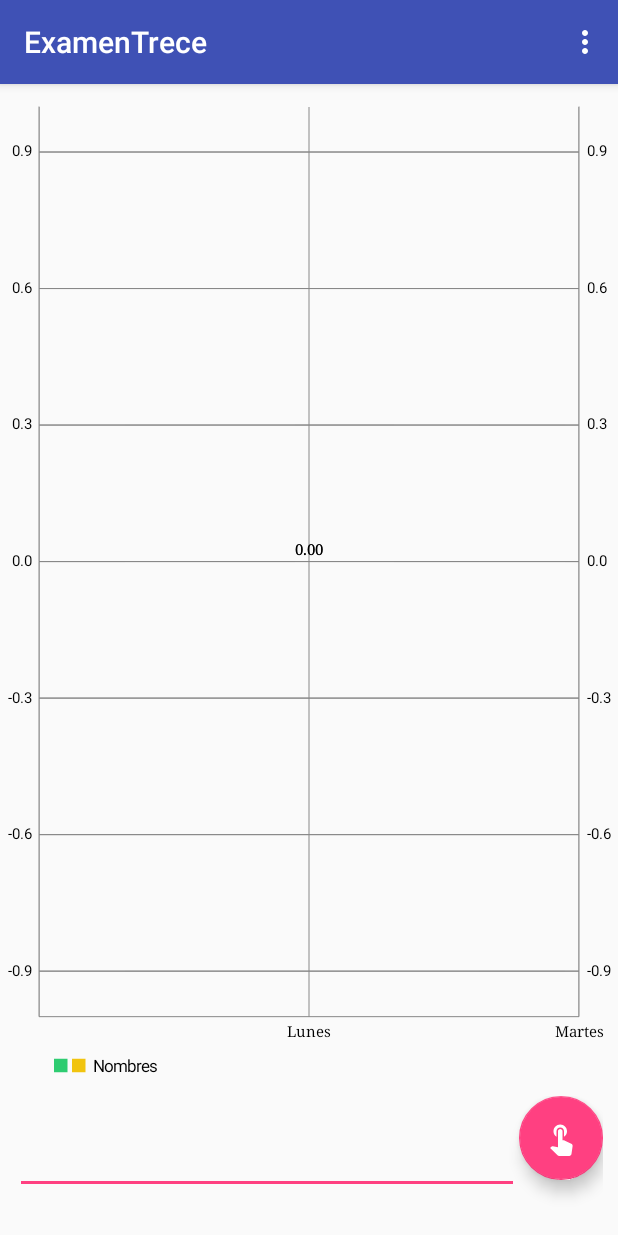
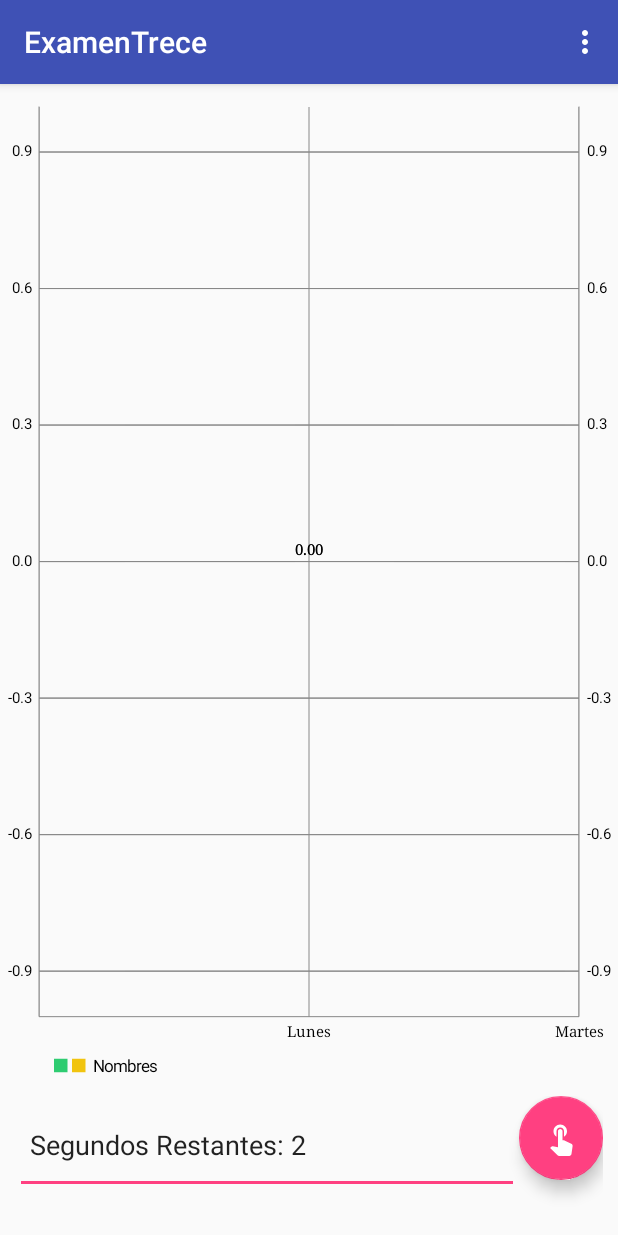
Before and after one commit to AlexisRoj/ExamenTrece, an Android app: the screen it shows after launch (MainActivity), in the options menu, after a tap on "Settings", on a phone screen of 412 x 824 dp. Run offline under Robolectric (Android 15) with nearby library versions, the phone set to English and light mode, and no system bars; our stand-ins replace AdMob; 1 statement that could not run was skipped.

```diff
--- a/app/build.gradle
+++ b/app/build.gradle
@@ -9,6 +9,7 @@ android {
         targetSdkVersion 25
         versionCode 1
         versionName "1.0"
+        multiDexEnabled = true
         testInstrumentationRunner "android.support.test.runner.AndroidJUnitRunner"
         vectorDrawables.useSupportLibrary = true
     }
@@ -28,6 +29,8 @@ dependencies {
     compile 'com.android.support:appcompat-v7:25.3.1'
     compile 'com.android.support.constraint:constraint-layout:1.0.2'
     compile 'com.android.support:design:25.3.1'
+    compile 'com.google.firebase:firebase-ads:9.0.0'
     testCompile 'junit:junit:4.12'
+    compile 'com.google.android.gms:play-services:9.0.0'
     compile project(':MPChartLib')
 }
--- a/app/src/main/java/com/innovagenesis/aplicaciones/android/examentrece/MainActivity.java
+++ b/app/src/main/java/com/innovagenesis/aplicaciones/android/examentrece/MainActivity.java
@@ -2,6 +2,7 @@ package com.innovagenesis.aplicaciones.android.examentrece;
 
 import android.graphics.Typeface;
 import android.os.Bundle;
+import android.os.CountDownTimer;
 import android.support.design.widget.FloatingActionButton;
 import android.support.v7.app.AppCompatActivity;
 import android.support.v7.widget.Toolbar;
@@ -9,6 +10,7 @@ import android.view.Menu;
 import android.view.MenuItem;
 import android.view.View;
 import android.widget.EditText;
+import android.widget.Toast;
 
 import com.github.mikephil.charting.charts.BarChart;
 import com.github.mikephil.charting.components.Legend;
@@ -22,6 +24,9 @@ import com.github.mikephil.charting.highlight.Highlight;
 import com.github.mikephil.charting.interfaces.datasets.IBarDataSet;
 import com.github.mikephil.charting.listener.OnChartValueSelectedListener;
 import com.github.mikephil.charting.utils.ColorTemplate;
+import com.google.android.gms.ads.AdRequest;
+import com.google.android.gms.ads.InterstitialAd;
+import com.google.android.gms.ads.MobileAds;
 
 import java.util.ArrayList;
 
@@ -31,6 +36,11 @@ public class MainActivity extends AppCompatActivity
     private BarChart mChart;
     private int contador = 1;
     private ArrayList<BarEntry> yVals1;
+
+    /** Entorno de variables */
+    private InterstitialAd interstitialAd;
+    private CountDownTimer countDownTimer;
+
 
     @Override
     protected void onCreate(Bundle savedInstanceState) {
@@ -62,6 +72,29 @@ public class MainActivity extends AppCompatActivity
             }
         });
         mCargarDatos(contador, 0f);
+
+
+        /**
+         * Seccion de publicidad
+         * */
+
+        interstitialAd = new InterstitialAd(this);
+        MobileAds.initialize(this,getString(R.string.id_admob));
+        interstitialAd.setAdUnitId(getString(R.string.id_admob));
+
+        countDownTimer = new CountDownTimer(3000, 50) {
+            @Override
+            public void onTick(long millisUntilFinished) {
+                valores.setText("Segundos Restantes: "+ ((millisUntilFinished / 1000) + 1));
+
+            }
+
+            @Override
+            public void onFinish() {
+                valores.setText("Listo!");
+            }
+        };
+
 
     }
 
@@ -132,7 +165,7 @@ public class MainActivity extends AppCompatActivity
 
         //noinspection SimplifiableIfStatement
         if (id == R.id.action_settings) {
-            return true;
+            verPublicidad();
         }
         return super.onOptionsItemSelected(item);
     }
@@ -147,4 +180,33 @@ public class MainActivity extends AppCompatActivity
     public void onNothingSelected() {
 
     }
+
+    public void mIniciarPublicidad(){
+        AdRequest adRequest = new AdRequest.Builder().build();
+        interstitialAd.loadAd(adRequest);
+        countDownTimer.start();
+    }
+
+    //metodo que permite cargar la publicidad
+    private void verPublicidad() {
+        if(interstitialAd != null && interstitialAd.isLoaded()){
+            interstitialAd.show();
+        }else {
+            Toast.makeText(this, "No se cargo la Publicidad", Toast.LENGTH_SHORT).show();
+            mIniciarPublicidad();
+        }
+    }
+
+    @Override
+    protected void onResume() {
+        super.onResume();
+        mIniciarPublicidad();
+    }
+
+    @Override
+    protected void onPause() {
+        countDownTimer.cancel();
+        super.onPause();
+    }
+
 }
--- a/app/src/main/res/values/strings.xml
+++ b/app/src/main/res/values/strings.xml
@@ -2,7 +2,7 @@
     <string name="app_name">ExamenTrece</string>
     <string name="action_settings">Settings</string>
     <string name="presupuesto">Presupuesto semanal</string>
-
+    <string name="id_admob">ca-app-pub-4858586696775019/8257393087</string>
     <string-array name="dias">
 
         <item> </item>
```
Also changed, not shown: app/src/main/AndroidManifest.xml (+9 -0 lines).
